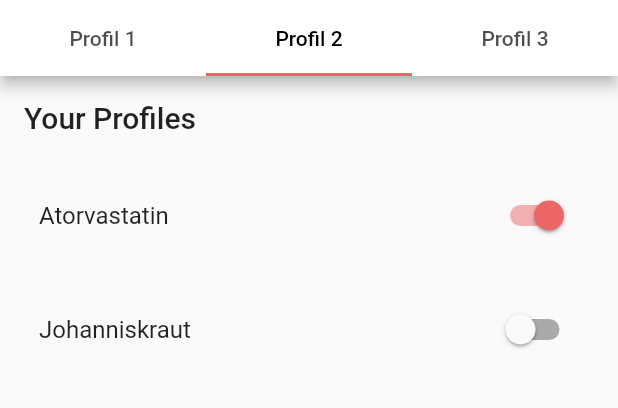
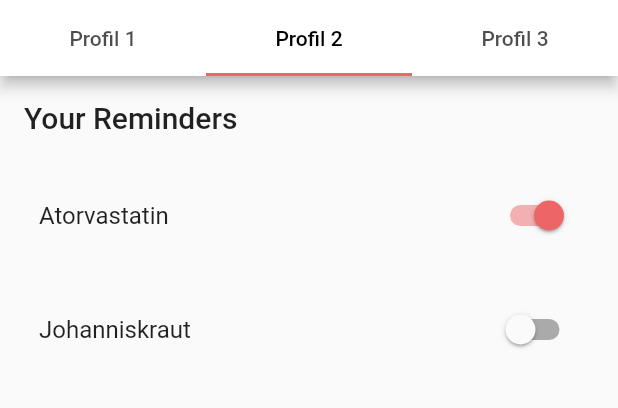
Before and after one commit to tobias-mack/tabmind, a Flutter app: the screen it shows after launch, item 2 of the bottom bar chosen, on a phone screen of 412 x 824 dp, the part 80-488 px from its top. Run offline on Flutter 3.47's test engine with Material 2 defaults, Android fonts, the phone set to English and light mode, and no system bars; our stand-ins replace flutter_riverpod, freezed_annotation, table_calendar.

Commit message:
Reminder: renamed

```diff
--- a/lib/pages/reminderPage/reminderPage_view.dart
+++ b/lib/pages/reminderPage/reminderPage_view.dart
@@ -71,7 +71,7 @@ class _ReminderPageViewState extends State<ReminderPageView> {
                 children: <Widget>[
                   Padding(
                     padding: const EdgeInsets.all(16.0),
-                    child: Text("Your Profiles",
+                    child: Text("Your Reminders",
                         style: Theme.of(context).textTheme.headline6),
                   ),
                   for (int i = 0; i <= list1.length - 1; i++)
@@ -85,7 +85,7 @@ class _ReminderPageViewState extends State<ReminderPageView> {
                 children: <Widget>[
                   Padding(
                     padding: const EdgeInsets.all(16.0),
-                    child: Text("Your Profiles",
+                    child: Text("Your Reminders",
                         style: Theme.of(context).textTheme.headline6),
                   ),
                   for (int i = 0; i <= list2.length - 1; i++)
@@ -98,7 +98,7 @@ class _ReminderPageViewState extends State<ReminderPageView> {
                 children: <Widget>[
                   Padding(
                     padding: const EdgeInsets.all(16.0),
-                    child: Text("Your Profiles",
+                    child: Text("Your Reminders",
                         style: Theme.of(context).textTheme.headline6),
                   ),
                   for (int i = 0; i <= list3.length - 1; i++)
```
